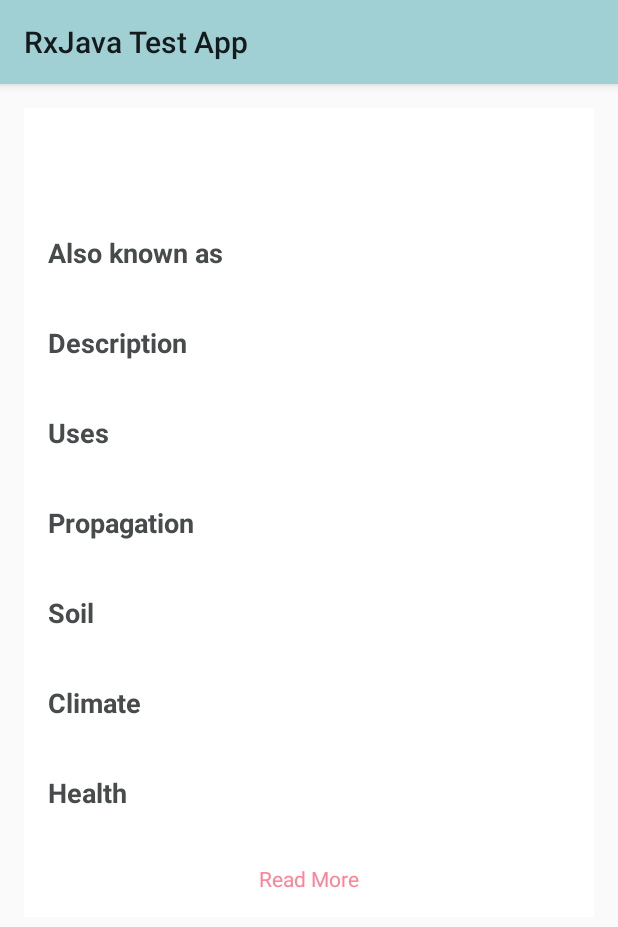
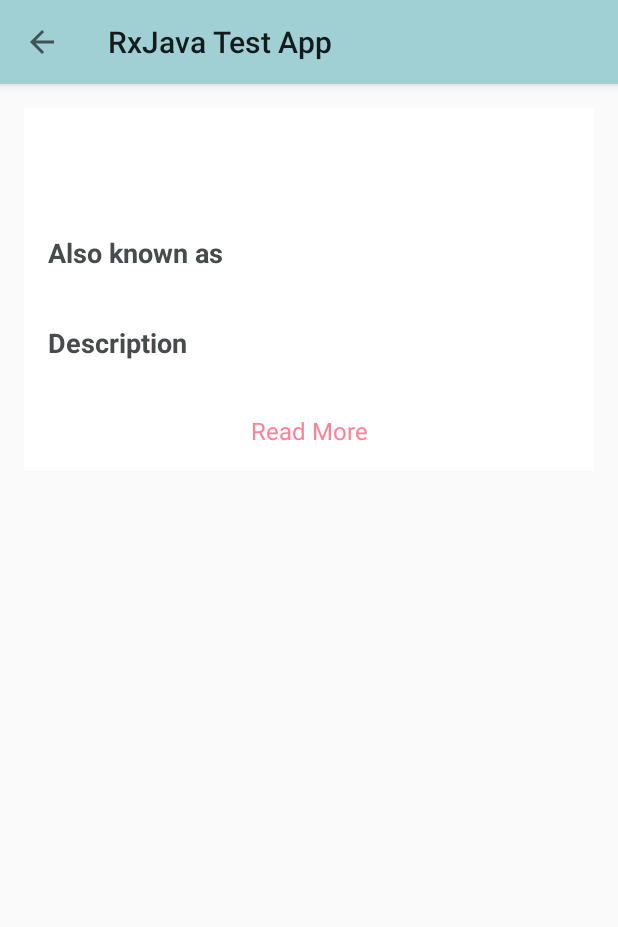
Before and after one commit to BethanyPercival/plantmanual, an Android app: the PlantDetailedActivity screen opened directly, with no data from a screen before it, on a phone screen of 412 x 824 dp. Shown: the top 927 px of the screen. Run offline under Robolectric (Android 15) with nearby library versions, the phone set to English and light mode, and no system bars; our stand-ins replace ButterKnife, Picasso, RxJava; libraries missing offline, so code that uses them is left out: com.jakewharton.retrofit2; pictures from the network do not load; 4 statements that could not run were skipped.

Commit message:
Added back button to details actionbar

```diff
--- a/app/src/main/java/com/bethanypercival/plantmanual/ui/plantdetailed/PlantDetailedActivity.java
+++ b/app/src/main/java/com/bethanypercival/plantmanual/ui/plantdetailed/PlantDetailedActivity.java
@@ -1,5 +1,6 @@
 package com.bethanypercival.plantmanual.ui.plantdetailed;
 
+import android.support.v7.app.ActionBar;
 import android.os.Bundle;
 import android.support.annotation.Nullable;
 import android.support.constraint.ConstraintLayout;
@@ -59,9 +60,22 @@ public class PlantDetailedActivity extends AppCompatActivity implements IPlantDe
         super.onCreate(savedInstanceState);
         setContentView(R.layout.activity_plant_detailed);
         ButterKnife.bind(this);
-        setSupportActionBar(toolbar);
+        setupActionBar();
         initialisePresenter();
         presenter.onViewReady(getIntent().getStringExtra(EXTRA_NAME));
+    }
+
+    private void setupActionBar() {
+        setSupportActionBar(toolbar);
+        ActionBar actionBar = getSupportActionBar();
+        actionBar.setDisplayHomeAsUpEnabled(true);
+        actionBar.setDisplayShowHomeEnabled(true);
+        toolbar.setNavigationOnClickListener(new View.OnClickListener() {
+            @Override
+            public void onClick(View v) {
+                finish();
+            }
+        });
     }
 
     @Override
--- a/app/src/main/res/layout/activity_plant_detailed.xml
+++ b/app/src/main/res/layout/activity_plant_detailed.xml
@@ -14,7 +14,8 @@
             android:id="@+id/appBarLayout"
             android:layout_width="match_parent"
             android:layout_height="wrap_content"
-            android:fitsSystemWindows="true">
+            android:fitsSystemWindows="true"
+            app:layout_constraintTop_toTopOf="parent">
 
             <android.support.v7.widget.Toolbar
                 android:id="@+id/toolbar"
@@ -30,10 +31,10 @@
         <android.support.constraint.ConstraintLayout
             android:id="@+id/constraintLayoutParent"
             android:layout_width="match_parent"
-            android:layout_height="match_parent"
-            android:layout_margin="@dimen/card_margin"
+            android:layout_height="wrap_content"
+            android:layout_margin="@dimen/margin_regular"
+            android:background="@android:color/white"
             android:paddingBottom="@dimen/margin_regular"
-            android:background="@android:color/white"
             app:layout_constraintTop_toBottomOf="@id/appBarLayout">
 
             <LinearLayout
@@ -131,14 +132,16 @@
                 android:id="@+id/constraintLayoutReadMore"
                 android:layout_width="match_parent"
                 android:layout_height="wrap_content"
+                android:paddingTop="@dimen/margin_regular"
                 app:layout_constraintTop_toBottomOf="@id/constraintLayoutDetails">
 
                 <TextView
                     android:id="@+id/textViewReadMore"
                     android:layout_width="wrap_content"
                     android:layout_height="wrap_content"
-                    android:layout_marginBottom="@dimen/margin_regular"
+                    android:layout_marginTop="@dimen/margin_regular"
                     android:text="@string/item_read_more"
+                    android:textSize="16sp"
                     android:textColor="@color/colorAccent"
                     app:layout_constraintEnd_toEndOf="parent"
                     app:layout_constraintStart_toStartOf="parent" />
@@ -150,6 +153,7 @@
                 android:layout_width="match_parent"
                 android:layout_height="wrap_content"
                 android:paddingBottom="@dimen/margin_regular"
+                android:visibility="gone"
                 app:layout_constraintTop_toBottomOf="@id/textViewDescription">
 
 
```
